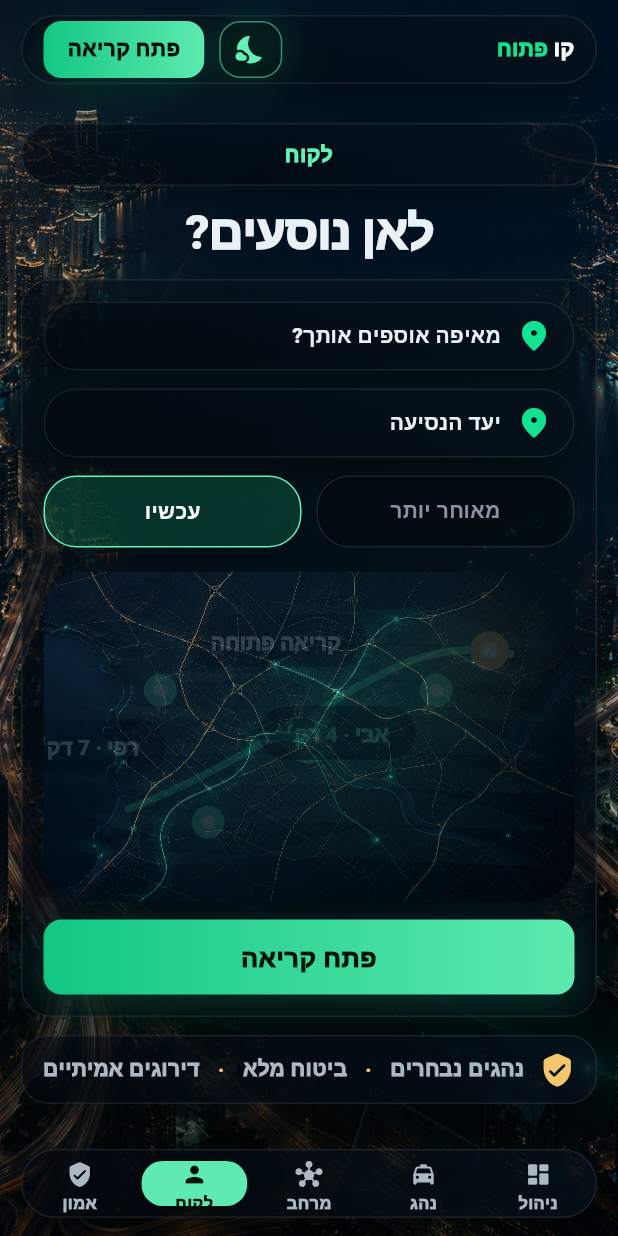
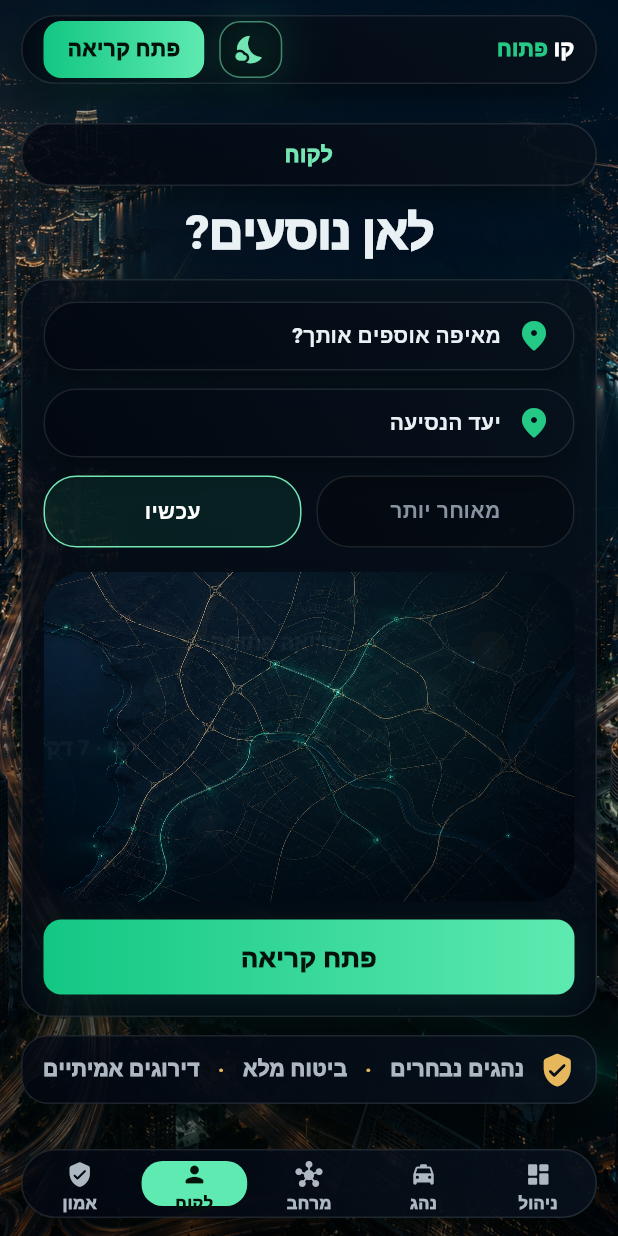
Before and after one commit to stamplace/kav-patuach, a Flutter app: the screen it shows after launch, on a phone screen of 412 x 824 dp. Run offline on Flutter 3.47's test engine with Material 3 defaults, Android fonts, the phone set to English and light mode, and no system bars; our stand-ins replace google_fonts; Roboto replaces fonts that are missing (Heebo).

Commit message:
feat(visual): clean composition over premium assets

```diff
--- a/lib/main.dart
+++ b/lib/main.dart
@@ -5,13 +5,14 @@ import 'package:google_fonts/google_fonts.dart';
 const kBg = Color(0xFF02070F);
 const kPanel = Color(0xFF071523);
 const kPhone = Color(0xFF07111F);
-const kGreen = Color(0xFF12E391);
-const kGreenSoft = Color(0xFF62F2B6);
-const kGold = Color(0xFFF6C66D);
+const kGreen = Color(0xFF23C984);
+const kGreenSoft = Color(0xFF73E6B4);
+const kGold = Color(0xFFE7B85B);
 
 enum VisualMode { night, day }
 
 // OVERLAY_TUNING_PASS_01: premium image assets are the visual base; UI must stay thin and readable.
+// VISUAL_COMPOSITION_PASS_02: assets lead, old painters are reduced, trust poster has priority.
 
 
 
@@ -49,10 +50,10 @@ class PremiumAssetBackground extends StatelessWidget {
   Widget build(BuildContext context) {
     final isDay = mode == VisualMode.day;
 
-    final asset = isDay
-        ? 'assets/brand/kav-day-city.webp'
-        : scene == 4
-            ? 'assets/brand/kav-hero-poster-night.webp'
+    final asset = scene == 4
+        ? 'assets/brand/kav-hero-poster-night.webp'
+        : isDay
+            ? 'assets/brand/kav-day-city.webp'
             : 'assets/brand/kav-night-city.webp';
 
     return Stack(
@@ -94,14 +95,14 @@ class PremiumAssetBackground extends StatelessWidget {
                 end: Alignment.bottomCenter,
                 colors: isDay
                     ? [
-                        Colors.white.withOpacity(.10),
+                        Colors.white.withOpacity(.045),
                         Colors.transparent,
                         const Color(0xFF020711).withOpacity(.30),
                       ]
                     : [
                         const Color(0xFF020611).withOpacity(.10),
                         Colors.transparent,
-                        Colors.black.withOpacity(.48),
+                        Colors.black.withOpacity(.38),
                       ],
               ),
             ),
@@ -116,7 +117,7 @@ class PremiumAssetBackground extends StatelessWidget {
                 center: const Alignment(0, .85),
                 radius: .95,
                 colors: [
-                  Colors.black.withOpacity(isDay ? .22 : .46),
+                  Colors.black.withOpacity(isDay ? .16 : .34),
                   Colors.transparent,
                 ],
               ),
@@ -162,7 +163,7 @@ class PremiumMapSurface extends StatelessWidget {
         Positioned.fill(
           child: Container(
             color: isDay
-                ? Colors.white.withOpacity(.035)
+                ? Colors.white.withOpacity(.018)
                 : const Color(0xFF020711).withOpacity(.10),
           ),
         ),
@@ -184,7 +185,7 @@ class PremiumMapSurface extends StatelessWidget {
 
         // Old code-drawn map layer is now only signal/UI hints, not the map itself.
         Opacity(
-          opacity: .16,
+          opacity: .035,
           child: child,
         ),
       ],
@@ -267,7 +268,7 @@ class _AppHomeState extends State<AppHome> {
                       child: AnimatedSwitcher(
                         duration: const Duration(milliseconds: 280),
                         child: AppStage(
-                          key: ValueKey(selected),
+                          key: ValueKey('$selected-${visualMode.name}'),
                           selected: selected,
                         ),
                       ),
@@ -548,7 +549,7 @@ class AdminChartPainter extends CustomPainter {
     canvas.drawRect(Offset.zero & size, bg);
 
     final grid = Paint()
-      ..color = Colors.white.withOpacity(.022)
+      ..color = Colors.white.withOpacity(.010)
       ..strokeWidth = 1;
 
     for (double x = 0; x < size.width; x += 42) {
@@ -801,7 +802,7 @@ class ZoneMapPainter extends CustomPainter {
     canvas.drawRect(Offset.zero & size, bg);
 
     final grid = Paint()
-      ..color = Colors.white.withOpacity(.025)
+      ..color = Colors.white.withOpacity(.012)
       ..strokeWidth = 1;
 
     for (double x = 0; x < size.width; x += 36) {
@@ -828,14 +829,14 @@ class ZoneMapPainter extends CustomPainter {
     canvas.drawPath(
       zonePath,
       Paint()
-        ..color = kGreenSoft.withOpacity(.32)
+        ..color = kGreenSoft.withOpacity(.18)
         ..style = PaintingStyle.stroke
         ..strokeWidth = 3
         ..maskFilter = const MaskFilter.blur(BlurStyle.normal, 1.5),
     );
 
     final route = Paint()
-      ..color = kGreen.withOpacity(.28)
+      ..color = kGreen.withOpacity(.09)
       ..strokeWidth = 4
       ..strokeCap = StrokeCap.round;
 
@@ -1091,7 +1092,7 @@ class TrustSealLarge extends StatelessWidget {
         border: Border.all(color: kGold.withOpacity(.55), width: 2),
         boxShadow: [
           BoxShadow(color: kGold.withOpacity(.22), blurRadius: 70),
-          BoxShadow(color: kGreen.withOpacity(.16), blurRadius: 90),
+          BoxShadow(color: kGreen.withOpacity(.09), blurRadius: 90),
         ],
       ),
       child: const Icon(Icons.verified_user_rounded, color: kGold, size: 52),
@@ -1364,7 +1365,7 @@ class OfferStatusHeart extends StatelessWidget {
             color: kGreen.withOpacity(.10),
             border: Border.all(color: kGreenSoft.withOpacity(.45)),
             boxShadow: [
-              BoxShadow(color: kGreen.withOpacity(.28), blurRadius: 48),
+              BoxShadow(color: kGreen.withOpacity(.09), blurRadius: 48),
             ],
           ),
           child: const Icon(Icons.favorite_rounded, color: kGreenSoft, size: 38),
@@ -1685,7 +1686,7 @@ class DriverLiveCallCard extends StatelessWidget {
                 color: kGreen.withOpacity(.14),
                 border: Border.all(color: kGreenSoft.withOpacity(.55)),
                 boxShadow: [
-                  BoxShadow(color: kGreen.withOpacity(.18), blurRadius: 24),
+                  BoxShadow(color: kGreen.withOpacity(.10), blurRadius: 24),
                 ],
               ),
               child: const Icon(Icons.local_taxi_rounded, color: kGreen),
@@ -2487,7 +2488,7 @@ class LiveMapPainter extends CustomPainter {
 
   void _drawMapTexture(Canvas canvas, Size size) {
     final grid = Paint()
-      ..color = Colors.white.withOpacity(.022)
+      ..color = Colors.white.withOpacity(.010)
       ..strokeWidth = 1;
 
     for (double x = 0; x < size.width; x += 34) {
@@ -2739,7 +2740,7 @@ class SegmentButton extends StatelessWidget {
       height: 48,
       alignment: Alignment.center,
       decoration: BoxDecoration(
-        color: active ? kGreen.withOpacity(.18) : Colors.black.withOpacity(.28),
+        color: active ? kGreen.withOpacity(.10) : Colors.black.withOpacity(.28),
         borderRadius: BorderRadius.circular(22),
         border: Border.all(color: active ? kGreenSoft : Colors.white.withOpacity(.1)),
       ),
@@ -2903,12 +2904,12 @@ class GlassPanel extends StatelessWidget {
           begin: Alignment.topRight,
           end: Alignment.bottomLeft,
           colors: [
-            const Color(0xFF07111D).withOpacity(.66),
-            const Color(0xFF020711).withOpacity(.58),
+            const Color(0xFF07111D).withOpacity(.88),
+            const Color(0xFF020711).withOpacity(.82),
           ],
         ),
         borderRadius: BorderRadius.circular(radius),
-        border: Border.all(color: Colors.white.withOpacity(.085), width: 1),
+        border: Border.all(color: Colors.white.withOpacity(.105), width: 1),
         boxShadow: [
           const BoxShadow(color: Colors.black45, blurRadius: 16, offset: Offset(0, 9)),
           BoxShadow(color: kGreen.withOpacity(.028), blurRadius: 22),
@@ -2937,7 +2938,7 @@ class NeonButton extends StatelessWidget {
       decoration: BoxDecoration(
         borderRadius: BorderRadius.circular(12),
         gradient: const LinearGradient(colors: [Color(0xFF13C783), Color(0xFF5EEAB0)]),
-        boxShadow: [BoxShadow(color: kGreen.withOpacity(.18), blurRadius: 20, offset: Offset(0, 7))],
+        boxShadow: [BoxShadow(color: kGreen.withOpacity(.10), blurRadius: 20, offset: Offset(0, 7))],
       ),
       alignment: Alignment.center,
       child: Text(
@@ -3178,7 +3179,7 @@ class StudioBackdropPainter extends CustomPainter {
 
     canvas.drawRect(Offset.zero & size, base);
 
-    _radial(canvas, size, Offset(.50, .10), isDay ? kGreen.withOpacity(.18) : kGreen.withOpacity(.28), size.width * .82);
+    _radial(canvas, size, Offset(.50, .10), isDay ? kGreen.withOpacity(.10) : kGreen.withOpacity(.09), size.width * .82);
     _radial(canvas, size, Offset(.10, .58), const Color(0xFF38BDF8).withOpacity(isDay ? .08 : .13), size.width * .68);
     _radial(canvas, size, Offset(.86, .40), kGold.withOpacity(isDay ? .08 : .10), size.width * .48);
 
@@ -3366,7 +3367,7 @@ class StudioIconButton extends StatelessWidget {
         width: 38,
         height: 38,
         decoration: BoxDecoration(
-          color: Colors.white.withOpacity(.035),
+          color: Colors.white.withOpacity(.018),
           borderRadius: BorderRadius.circular(12),
           border: Border.all(color: c.withOpacity(.28)),
           boxShadow: [
@@ -3675,12 +3676,12 @@ class StudioPanel extends StatelessWidget {
           begin: Alignment.topRight,
           end: Alignment.bottomLeft,
           colors: [
-            const Color(0xFF0A1520).withOpacity(.66),
-            const Color(0xFF030911).withOpacity(.58),
+            const Color(0xFF0A1520).withOpacity(.86),
+            const Color(0xFF030911).withOpacity(.78),
           ],
         ),
         borderRadius: BorderRadius.circular(radius),
-        border: Border.all(color: Colors.white.withOpacity(.075), width: 1),
+        border: Border.all(color: Colors.white.withOpacity(.105), width: 1),
         boxShadow: [
           const BoxShadow(
             color: Color(0x99000000),
@@ -4085,7 +4086,7 @@ class StudioMapPainter extends CustomPainter {
 
     final glow = Paint()
       ..shader = RadialGradient(
-        colors: [kGreen.withOpacity(.18), Colors.transparent],
+        colors: [kGreen.withOpacity(.10), Colors.transparent],
       ).createShader(Rect.fromCircle(center: Offset(size.width * .54, size.height * .52), radius: size.width * .45));
 
     canvas.drawCircle(Offset(size.width * .54, size.height * .52), size.width * .45, glow);
@@ -4093,7 +4094,7 @@ class StudioMapPainter extends CustomPainter {
 
   void _roads(Canvas canvas, Size size) {
     final paint = Paint()
-      ..color = Colors.white.withOpacity(.022)
+      ..color = Colors.white.withOpacity(.010)
       ..strokeWidth = .8;
 
     for (double x = 0; x < size.width; x += 34) {
@@ -4125,7 +4126,7 @@ class StudioMapPainter extends CustomPainter {
     canvas.drawPath(
       path,
       Paint()
-        ..color = kGreen.withOpacity(.16)
+        ..color = kGreen.withOpacity(.09)
         ..strokeWidth = 14
         ..style = PaintingStyle.stroke
         ..strokeCap = StrokeCap.round
```
Also changed, not shown: 1 other file.
